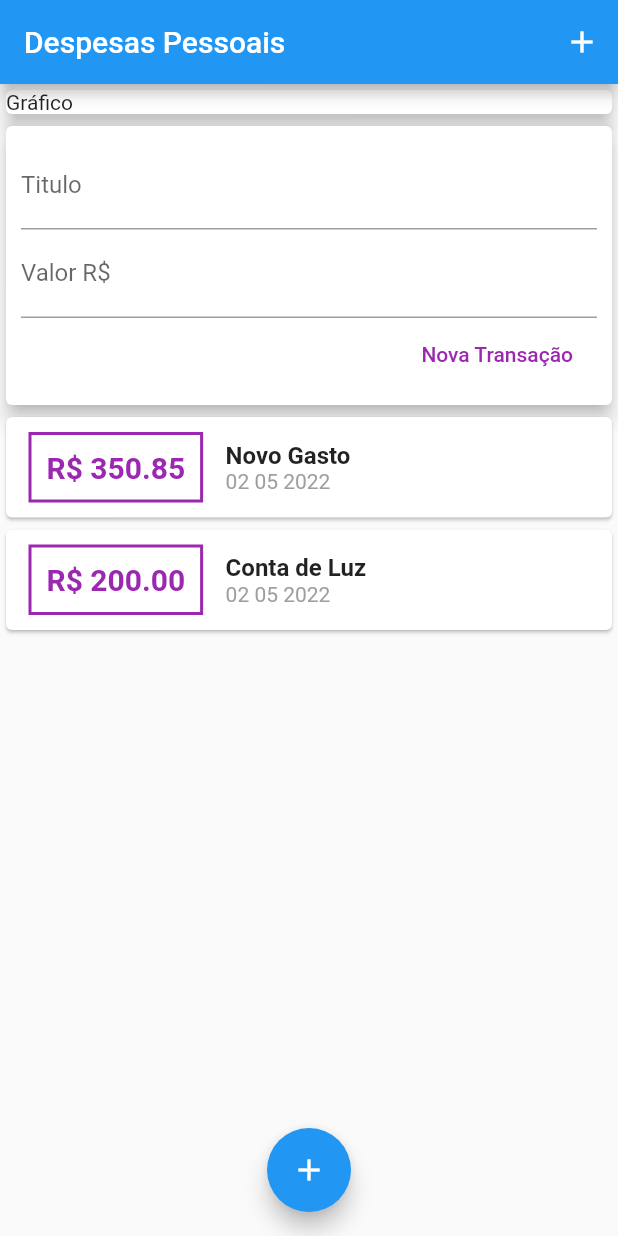
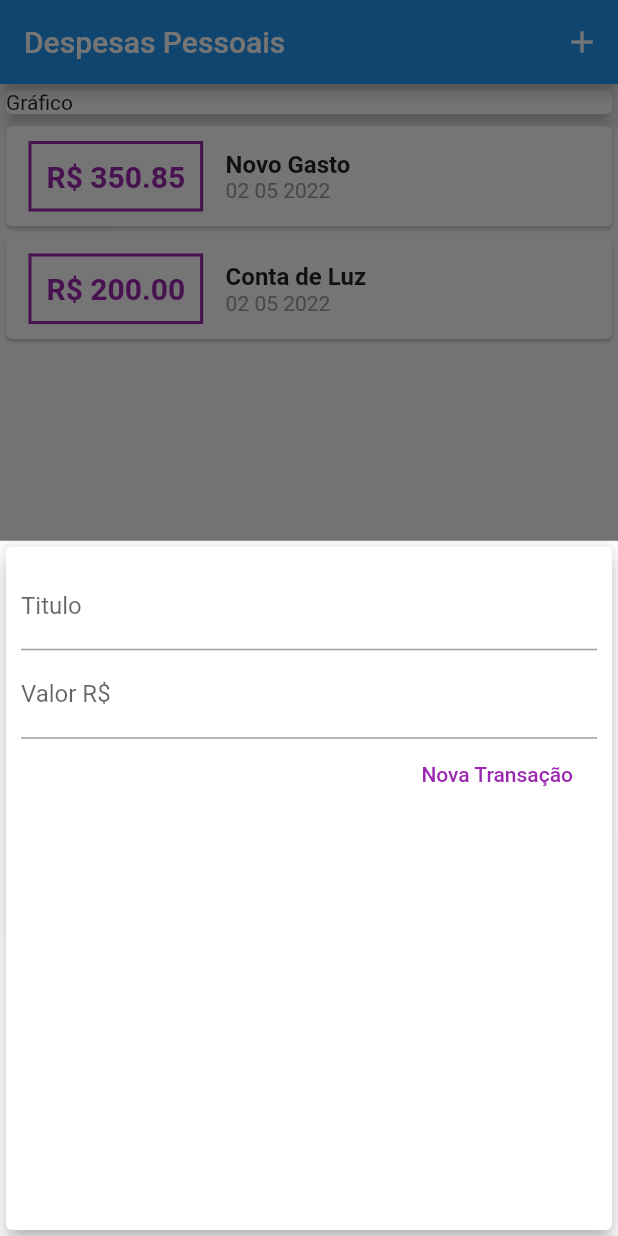
Before and after one commit to LucasWMedeiros/ProjetoGastosPessoais, a Flutter app: the screen it shows after launch, after a tap on the "add" icon, on a phone screen of 412 x 824 dp. Run offline on Flutter 3.47's test engine with Material 2 defaults, Android fonts, the phone set to English and light mode, and no system bars; missing offline and left inert: dart:ffi.

Commit message:
transformando transaction_form em modal

```diff
--- a/lib/componentes/transaction_user.dart
+++ /dev/null
@@ -1,42 +0,0 @@
-import 'dart:math';
-
-import 'package:flutter/material.dart';
-import 'package:projeto_gastos/model/transaction.dart';
-import 'transaction_form.dart';
-import 'transaction_list.dart';
-
-class TransactionUser extends StatefulWidget {
-  @override
-  State<TransactionUser> createState() => _TransactionUserState();
-}
-
-class _TransactionUserState extends State<TransactionUser> {
-  final _transaction = [
-    Transaction(
-        id: 't1', tittle: 'Novo Gasto', value: 350.85, data: DateTime.now()),
-    Transaction(
-        id: 't2', tittle: 'Conta de Luz', value: 200.00, data: DateTime.now())
-  ];
-
-  void _addTransaction(String tittle, double value) {
-    final newTransaction = Transaction(
-        id: Random().nextDouble().toString(),
-        tittle: tittle,
-        value: value,
-        data: DateTime.now());
-
-    setState(() {
-      _transaction.add(newTransaction);
-    });
-  }
-
-  @override
-  Widget build(BuildContext context) {
-    return Column(
-      children: [
-        TransactionForm(_addTransaction),
-        TransactionList(_transaction),
-      ],
-    );
-  }
-}
--- a/lib/main.dart
+++ b/lib/main.dart
@@ -1,7 +1,11 @@
 // ignore_for_file: prefer_const_constructors, deprecated_member_use
 
+import 'dart:math';
+
 import 'package:flutter/material.dart';
-import 'package:projeto_gastos/componentes/transaction_user.dart';
+import 'package:projeto_gastos/componentes/transaction_form.dart';
+import 'package:projeto_gastos/componentes/transaction_list.dart';
+import 'package:projeto_gastos/model/transaction.dart';
 
 main() => runApp(ExpansesApp());
 
@@ -14,7 +18,39 @@ class ExpansesApp extends StatelessWidget {
   }
 }
 
-class MyHomePage extends StatelessWidget {
+class MyHomePage extends StatefulWidget {
+  @override
+  State<MyHomePage> createState() => _MyHomePageState();
+}
+
+class _MyHomePageState extends State<MyHomePage> {
+  final _transaction = [
+    Transaction(
+        id: 't1', tittle: 'Novo Gasto', value: 350.85, data: DateTime.now()),
+    Transaction(
+        id: 't2', tittle: 'Conta de Luz', value: 200.00, data: DateTime.now())
+  ];
+
+  void _addTransaction(String tittle, double value) {
+    final newTransaction = Transaction(
+        id: Random().nextDouble().toString(),
+        tittle: tittle,
+        value: value,
+        data: DateTime.now());
+
+    setState(() {
+      _transaction.add(newTransaction);
+    });
+  }
+
+  _opneTransactionForm(BuildContext context) {
+    showModalBottomSheet(
+        context: context,
+        builder: (ctx) {
+          return TransactionForm(_addTransaction);
+        });
+  }
+
   @override
   Widget build(BuildContext context) {
     return Scaffold(
@@ -23,7 +59,7 @@ class MyHomePage extends StatelessWidget {
         actions: [
           IconButton(
             icon: Icon(Icons.add),
-              onPressed: () {},
+            onPressed: () =>_opneTransactionForm(context),
           )
         ],
       ),
@@ -38,13 +74,13 @@ class MyHomePage extends StatelessWidget {
                 elevation: 5,
               ),
             ),
-              TransactionUser()
+            TransactionList(_transaction),
           ],
         ),
       ),
       floatingActionButton: FloatingActionButton(
         child: Icon(Icons.add),
-          onPressed: (){},
+        onPressed: () => _opneTransactionForm(context),
       ),
       floatingActionButtonLocation: FloatingActionButtonLocation.centerFloat,
     );
```
Lines whose indentation alone changed are shown as unchanged.
